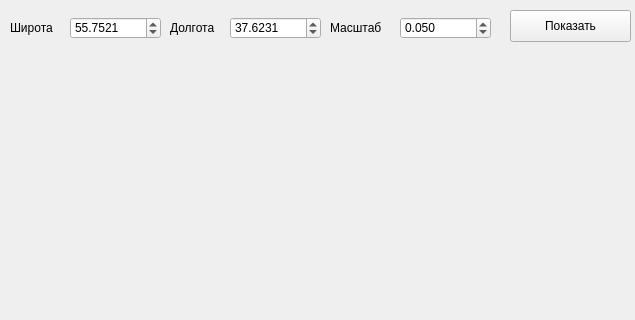
First picture: the form in qt.ui, repository Hotabuchic/apimap, before the edit; both pictures show x 0 to 635 and y 0 to 320 of the 635 by 519 pixel window.
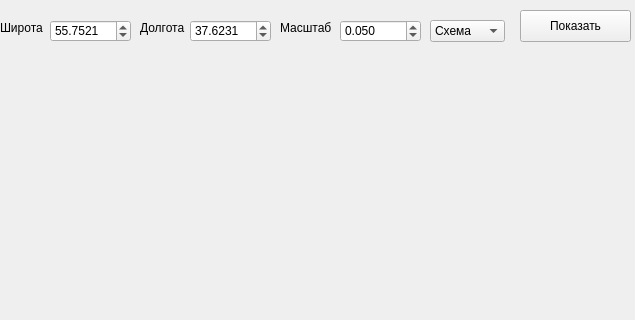
Second picture: the form after the edit.

Commit message: fourth task

Patch:
```diff
--- a/qt.ui
+++ b/qt.ui
@@ -29,7 +29,7 @@
   <widget class="QLabel" name="label_2">
    <property name="geometry">
     <rect>
-     <x>10</x>
+     <x>0</x>
      <y>20</y>
      <width>60</width>
      <height>16</height>
@@ -42,9 +42,9 @@
   <widget class="QDoubleSpinBox" name="latitude">
    <property name="geometry">
     <rect>
-     <x>70</x>
-     <y>17</y>
-     <width>91</width>
+     <x>50</x>
+     <y>20</y>
+     <width>81</width>
      <height>22</height>
     </rect>
    </property>
@@ -64,9 +64,9 @@
   <widget class="QDoubleSpinBox" name="longitude">
    <property name="geometry">
     <rect>
-     <x>230</x>
-     <y>17</y>
-     <width>91</width>
+     <x>190</x>
+     <y>20</y>
+     <width>81</width>
      <height>22</height>
     </rect>
    </property>
@@ -86,7 +86,7 @@
   <widget class="QLabel" name="label_3">
    <property name="geometry">
     <rect>
-     <x>170</x>
+     <x>140</x>
      <y>20</y>
      <width>60</width>
      <height>16</height>
@@ -99,9 +99,9 @@
   <widget class="QPushButton" name="btn">
    <property name="geometry">
     <rect>
-     <x>510</x>
+     <x>520</x>
      <y>10</y>
-     <width>121</width>
+     <width>111</width>
      <height>32</height>
     </rect>
    </property>
@@ -112,9 +112,9 @@
   <widget class="QDoubleSpinBox" name="spn">
    <property name="geometry">
     <rect>
-     <x>400</x>
-     <y>17</y>
-     <width>91</width>
+     <x>340</x>
+     <y>20</y>
+     <width>81</width>
      <height>22</height>
     </rect>
    </property>
@@ -137,7 +137,7 @@
   <widget class="QLabel" name="label_4">
    <property name="geometry">
     <rect>
-     <x>330</x>
+     <x>280</x>
      <y>20</y>
      <width>60</width>
      <height>16</height>
@@ -147,6 +147,31 @@
     <string>Масштаб</string>
    </property>
   </widget>
+  <widget class="QComboBox" name="mapp">
+   <property name="geometry">
+    <rect>
+     <x>430</x>
+     <y>20</y>
+     <width>75</width>
+     <height>22</height>
+    </rect>
+   </property>
+   <item>
+    <property name="text">
+     <string>Схема</string>
+    </property>
+   </item>
+   <item>
+    <property name="text">
+     <string>Спутник</string>
+    </property>
+   </item>
+   <item>
+    <property name="text">
+     <string>Гибрид</string>
+    </property>
+   </item>
+  </widget>
  </widget>
  <resources/>
  <connections/>
```
The commit also changes 1 other file.
